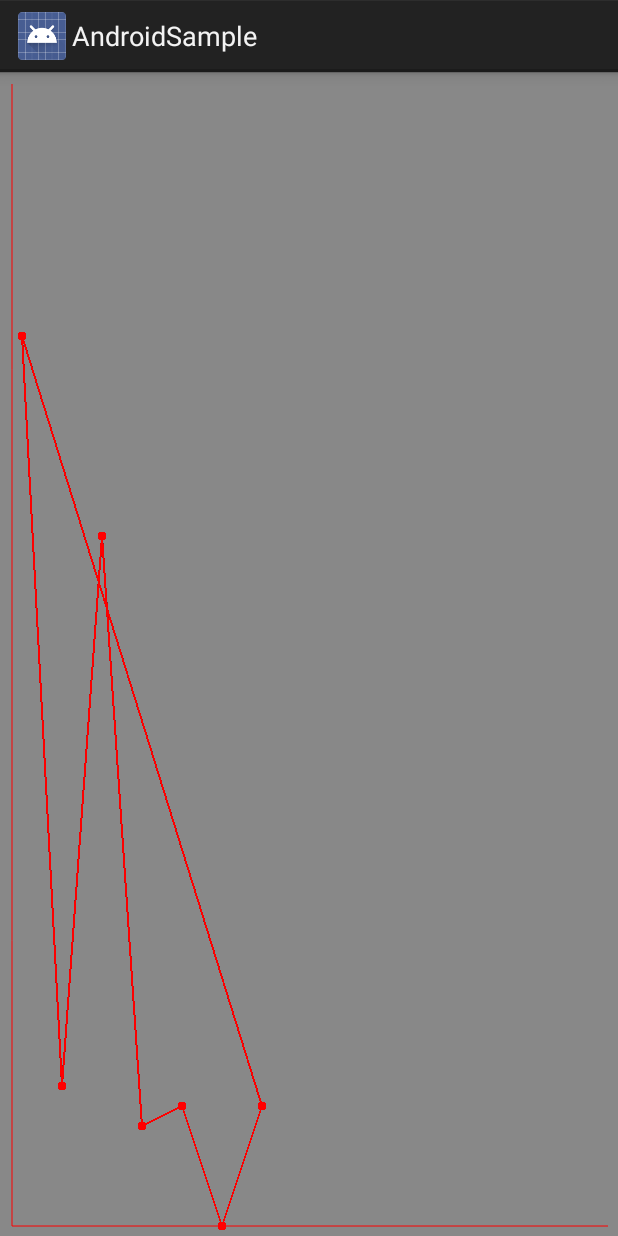
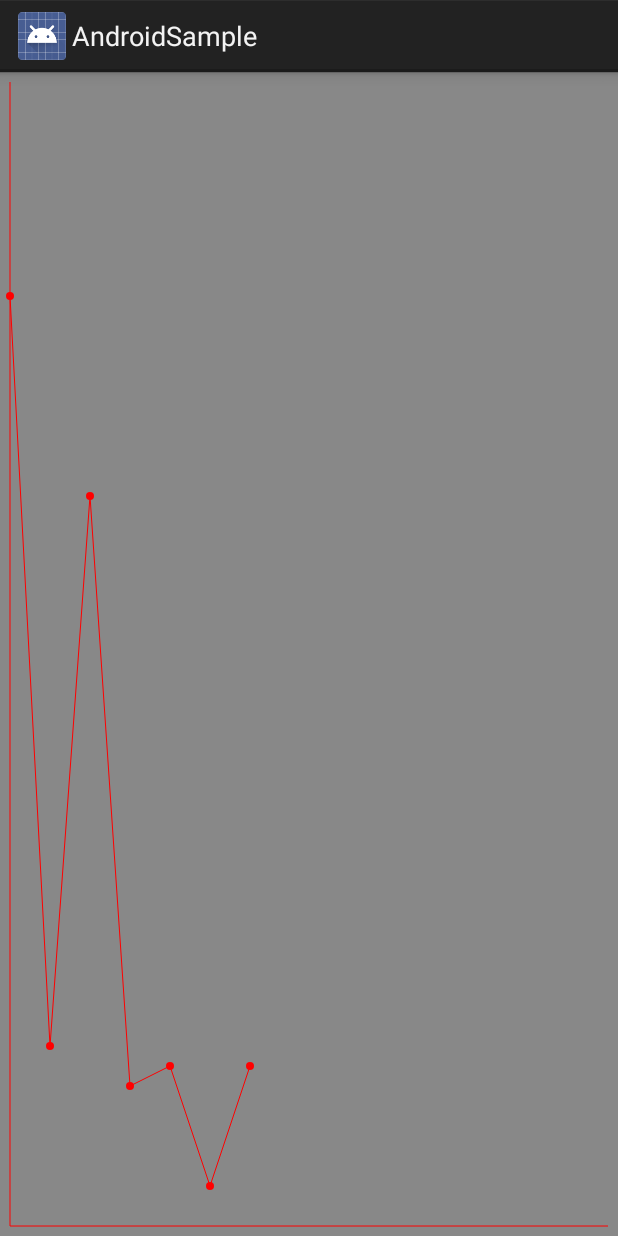
Before and after one commit to Andy-Home/AndroidSample, an Android app: the screen it shows after launch (MainActivity), on a phone screen of 412 x 824 dp. Run offline under Robolectric (Android 15) with nearby library versions, the phone set to English and light mode, and no system bars.

Commit message:
增加XY轴类;添加排序算法

```diff
--- a/androidlib/src/main/java/com/andy/androidlib/view/chart/LineView.java
+++ b/androidlib/src/main/java/com/andy/androidlib/view/chart/LineView.java
@@ -15,16 +15,23 @@ public class LineView extends ViewGroup implements PointView.onTouchListener {
     public LineView(Context context) {
         super(context);
         setBackgroundColor(Color.GRAY);
+        init();
     }
 
     public LineView(Context context, AttributeSet attrs) {
         super(context, attrs);
         setBackgroundColor(Color.GRAY);
+        init();
     }
 
     public LineView(Context context, AttributeSet attrs, int defStyleAttr) {
         super(context, attrs, defStyleAttr);
         setBackgroundColor(Color.GRAY);
+        init();
+    }
+    private X_YView xYView;
+    private void init(){
+        xYView = new X_YView(getContext());
     }
 
     @Override
@@ -47,15 +54,10 @@ public class LineView extends ViewGroup implements PointView.onTouchListener {
         mPaint.setAntiAlias(true);
         mPaint.setStyle(Paint.Style.FILL);
         mPaint.setColor(Color.RED);
-        int height = getHeight() - 10;
-        int width = getWidth() - 10;
-        //y轴
-        canvas.drawLine(12, 12, 12, height, mPaint);
-        //x轴
-        canvas.drawLine(12, height, width, height, mPaint);
+
 
         if (touchIndex != -1) {
-            PointView v = (PointView) getChildAt(touchIndex);
+            PointView v = (PointView) getChildAt(touchIndex+1);
             canvas.drawText("x:" + v.p_x + " y:" + v.p_y, v.p_x, v.p_y - 9, mPaint);
         }
 
@@ -72,54 +74,95 @@ public class LineView extends ViewGroup implements PointView.onTouchListener {
     public void setPoints(ArrayList<Point> points) {
         if (points == null) {
             points = new ArrayList<>();
-            points.add(new Point(100, 900));
-            points.add(new Point(140, 150));
             points.add(new Point(180, 700));
             points.add(new Point(220, 110));
             points.add(new Point(260, 130));
+            points.add(new Point(340, 130));
+            points.add(new Point(100, 900));
+            points.add(new Point(140, 150));
             points.add(new Point(300, 10));
-            points.add(new Point(340, 130));
         }
-        pointTable = points;
+        pointTable = sort(points);
         analysis();
+    }
+
+    public void setPadding(int padding){
+        xYView.setPadding(padding);
+    }
+
+    //依据X轴从小到大排序
+    private ArrayList<Point> sort(ArrayList<Point> points) {
+        ArrayList<Point> tmp = new ArrayList<>();
+        tmp.addAll(points);
+        int len = tmp.size();
+        for(int i = 0; i<len; i++){
+            for(int j = i+1; j < len; j++){
+                Point pre = tmp.get(i);
+                Point suf = tmp.get(j);
+                if(pre.x > suf.x){
+                    tmp.set(i, suf);
+                    tmp.set(j,pre);
+                }
+            }
+        }
+        return tmp;
     }
 
     private ArrayList<PointView> pointViewList = new ArrayList<>();
 
     private void analysis() {
-        int minX = -1, minDistanceX = 0, maxY = -1;
-        Point dis = null;
+        int minX =0, minY = 0, maxX=0, maxY=0;
+        int flag = 0;
         for (Point p : pointTable) {
-            if (minX == -1) {
-                minX = p.x;
+            if(flag == 0){
+                minX = maxX = p.x;
+                minY = maxY = p.y;
+                flag++;
             }
+
+            if(maxX < p.x){
+                maxX = p.x;
+            }
+
             if (maxY < p.y) {
                 maxY = p.y;
             }
-            if (dis == null) {
-                dis = p;
-            } else {
-                if (Math.abs(p.x - dis.x) < minDistanceX || minDistanceX == 0) {
-                    minDistanceX = Math.abs(p.x - dis.x);
-                }
+
+            if(minX > p.x){
+                minX = p.x;
+            }
+
+            if(minY > p.y){
+                minY = p.y;
             }
         }
-        int diff_x = 0;
-        if (minX > 10) {
-            diff_x = minX - 10;
+        //判断XY轴类型
+        if((maxX < 0 && maxY < 0)||(minX >0 && minY > 0)|| (maxX <0 && minY > 0)||(minX > 0 && maxY < 0)){
+            xYView.setStyle(X_YView.Style.SX_SY);
+        }else if((minX < 0 && maxX > 0 && minY > 0)||(minX < 0 && maxX > 0 && maxY < 0)){
+            xYView.setStyle(X_YView.Style.X_SY);
+        }else if ((minY < 0 && maxY > 0 && minX > 0)||(minY < 0 && maxY > 0 && maxX <0)){
+            xYView.setStyle(X_YView.Style.SX_Y);
+        }else{
+            xYView.setStyle(X_YView.Style.X_Y);
         }
+        addView(xYView);
+
         double scalX = 1, scalY = 1;
-        if (minDistanceX > 40) {
-            scalX = minDistanceX * 1f / 40;
+        int width = getWidth()- 2*xYView.padding;
+        if ((maxX - minX) > width && width != 0) {
+            scalX = (width * 1f - 30) / (maxX - minX);
         }
-        int height = getHeight();
-        if (maxY > height && height != 0) {
-            scalY = (height * 1f - 30) / maxY;
+
+        int height = getHeight() - 2*xYView.padding;
+        if ((maxY - minY) > height && height != 0) {
+            scalY = (height * 1f - 30) / (maxY - minY);
         }
+
         int index = 0;
         for (Point p : pointTable) {
             PointView view = new PointView(getContext());
-            view.setPosition((int) ((p.x - diff_x) / scalX) + 12, (int) (height - (p.y * scalY)));
+            view.setPosition((int) ((p.x-minX) *scalX)+xYView.padding, (int) (height - ((p.y+minY) * scalY)) -xYView.padding);
             view.setTouchListener(index, this);
             index++;
             addView(view);
--- /dev/null
+++ b/androidlib/src/main/java/com/andy/androidlib/view/chart/X_YView.java
@@ -0,0 +1,79 @@
+package com.andy.androidlib.view.chart;
+
+import android.content.Context;
+import android.graphics.Canvas;
+import android.graphics.Color;
+import android.graphics.Paint;
+import android.util.AttributeSet;
+import android.util.Log;
+import android.view.View;
+
+public class X_YView extends View{
+
+
+    public X_YView(Context context) {
+        super(context);
+        init();
+    }
+
+    public X_YView(Context context, AttributeSet attrs) {
+        super(context, attrs);
+        init();
+    }
+
+    public X_YView(Context context, AttributeSet attrs, int defStyleAttr) {
+        super(context, attrs, defStyleAttr);
+        init();
+    }
+
+    private Paint mPaint;
+
+    private void init(){
+        mPaint = new Paint();
+        mPaint.setAntiAlias(true);
+        mPaint.setStyle(Paint.Style.FILL);
+        mPaint.setColor(Color.RED);
+    }
+
+    public int padding = 15;
+
+    public void setPadding(int padding){
+        this.padding = padding;
+    }
+
+    @Override
+    protected void onDraw(Canvas canvas) {
+        int height = getHeight();
+        int width = getWidth();
+        if(style == Style.NOT_VALUE){
+
+        }else{
+            if(style == Style.SX_SY){
+                canvas.drawLine(padding,padding,padding,height- padding,mPaint);                //y
+                canvas.drawLine(padding,height-padding,width-padding,height-padding,mPaint);    //x
+            }else if(style == Style.SX_Y){
+                canvas.drawLine(padding,padding,padding,height- padding,mPaint);                //y
+                canvas.drawLine(padding,height/2,width-padding,height/2,mPaint);                //x
+            }else if(style == Style.X_Y){
+                canvas.drawLine(width/2, padding, width/2,height-padding,mPaint);               //y
+                canvas.drawLine(padding,height/2,width-padding,height/2,mPaint);                //x
+            }else if(style == Style.X_SY){
+                canvas.drawLine(width/2, padding, width/2,height-padding,mPaint);               //y
+                canvas.drawLine(padding,height-padding,width-padding,height-padding,mPaint);    //x
+            }
+        }
+    }
+
+    private int style;
+    public void setStyle(int style){
+        this.style = style;
+    }
+
+    public static class Style{
+        public static int SX_SY = 1;
+        public static int SX_Y = 2;
+        public static int X_Y = 3;
+        public static int X_SY = 4;
+        public static int NOT_VALUE = 5;
+    }
+}
--- a/app/build.gradle
+++ b/app/build.gradle
@@ -5,7 +5,7 @@ android {
     buildToolsVersion "26.0.2"
     defaultConfig {
         applicationId "com.andy.androidsample"
-        minSdkVersion 14
+        minSdkVersion 10
         targetSdkVersion 26
         versionCode 1
         versionName "1.0"
--- a/app/src/main/java/com/andy/androidsample/MainActivity.java
+++ b/app/src/main/java/com/andy/androidsample/MainActivity.java
@@ -17,7 +17,9 @@ public class MainActivity extends Activity {
         view.getViewTreeObserver().addOnGlobalLayoutListener(new ViewTreeObserver.OnGlobalLayoutListener() {
             @Override
             public void onGlobalLayout() {
+                view.setPadding(10);
                 view.setPoints(null);
+                view.getViewTreeObserver().removeGlobalOnLayoutListener(this);
             }
         });
     }
```
